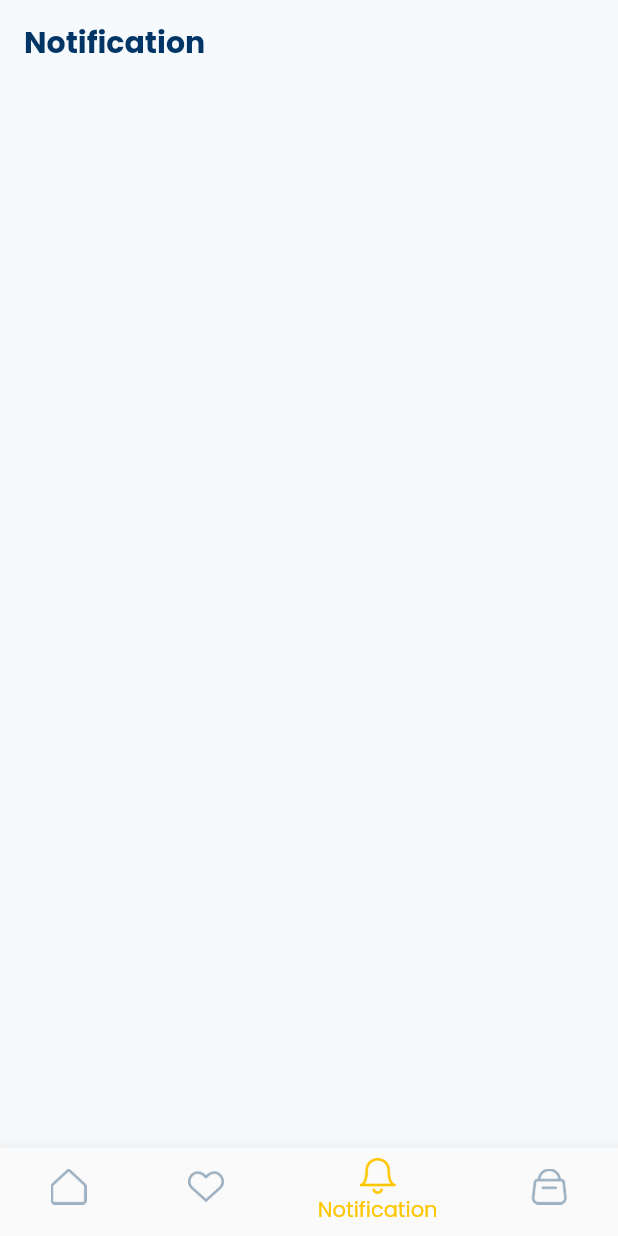
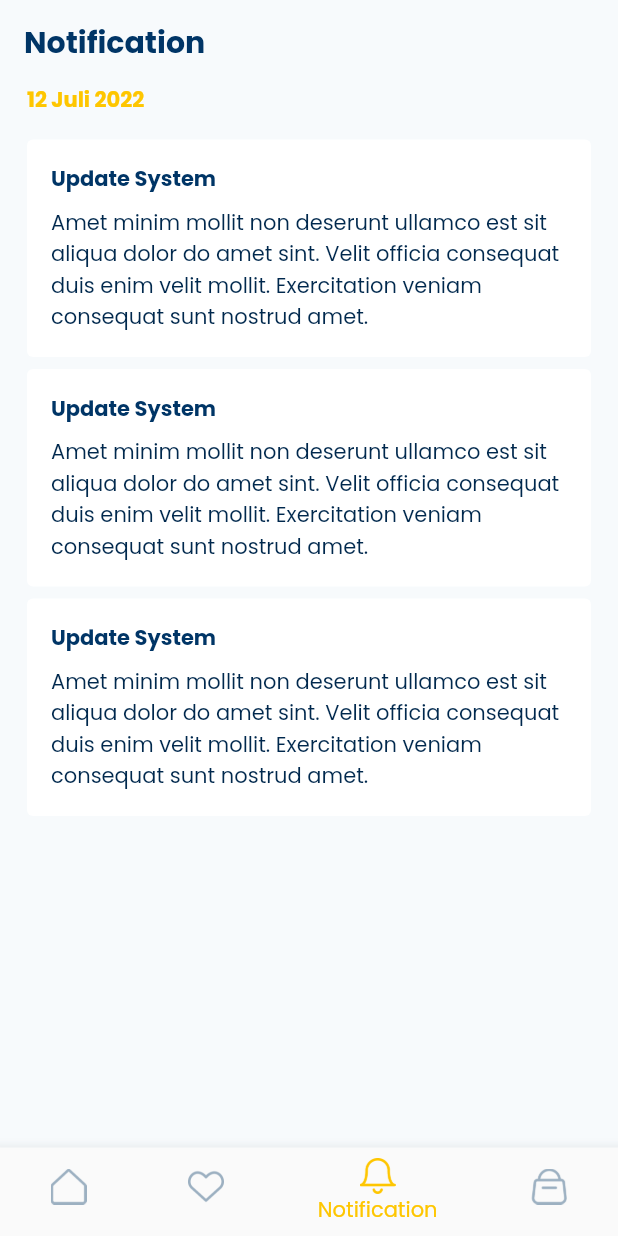
Before and after one commit to marta-werdaya/food_craft, a Flutter app: the screen it shows after launch, item 3 of the bottom bar chosen, on a phone screen of 412 x 824 dp. Run offline on Flutter 3.47's test engine with Material 2 defaults, Android fonts, the phone set to English and light mode, and no system bars; our stand-ins replace google_fonts.

Commit message:
add notification pages, dateText widget, and list notification widget

```diff
--- a/lib/pages/notification_page.dart
+++ b/lib/pages/notification_page.dart
@@ -1,6 +1,8 @@
 import 'package:flutter/material.dart';
 
 import '../constants/app_colors.dart';
+import '../widgets/date_text.dart';
+import '../widgets/notification_list.dart';
 import '../widgets/text_app_bar.dart';
 
 class NotificationPage extends StatelessWidget {
@@ -16,6 +18,19 @@ class NotificationPage extends StatelessWidget {
           title: 'Notification',
         ),
       ),
+      body: SingleChildScrollView(
+        child: Padding(
+          padding: const EdgeInsets.symmetric(horizontal: 18),
+          child: Column(
+              crossAxisAlignment: CrossAxisAlignment.start,
+              children: const [
+                DateText(),
+                NotificationList(),
+                NotificationList(),
+                NotificationList(),
+              ]),
+        ),
+      ),
     );
   }
 }
--- /dev/null
+++ b/lib/widgets/date_text.dart
@@ -0,0 +1,23 @@
+import 'package:flutter/material.dart';
+
+import '../constants/app_colors.dart';
+
+class DateText extends StatelessWidget {
+  const DateText({
+    Key? key,
+  }) : super(key: key);
+
+  @override
+  Widget build(BuildContext context) {
+    return const Padding(
+      padding: EdgeInsets.only(bottom: 16),
+      child: Text(
+        '12 Juli 2022',
+        style: TextStyle(
+          color: AppColors.secondary,
+          fontWeight: FontWeight.bold,
+        ),
+      ),
+    );
+  }
+}
--- /dev/null
+++ b/lib/widgets/notification_list.dart
@@ -0,0 +1,42 @@
+import 'package:flutter/material.dart';
+
+import '../constants/app_colors.dart';
+
+class NotificationList extends StatelessWidget {
+  const NotificationList({
+    Key? key,
+  }) : super(key: key);
+
+  @override
+  Widget build(BuildContext context) {
+    return Container(
+      padding: const EdgeInsets.all(16.0),
+      margin: const EdgeInsets.only(bottom: 8),
+      decoration: BoxDecoration(
+        color: AppColors.white,
+        borderRadius: BorderRadius.circular(4),
+      ),
+      child: Column(
+        crossAxisAlignment: CrossAxisAlignment.start,
+        children: const [
+          Text(
+            'Update System',
+            style: TextStyle(
+              color: AppColors.primary,
+              fontWeight: FontWeight.bold,
+            ),
+          ),
+          SizedBox(
+            height: 8,
+          ),
+          Text(
+            'Amet minim mollit non deserunt ullamco est sit aliqua dolor do amet sint. Velit officia consequat duis enim velit mollit. Exercitation veniam consequat sunt nostrud amet. ',
+            style: TextStyle(
+              color: AppColors.black,
+            ),
+          ),
+        ],
+      ),
+    );
+  }
+}
```
